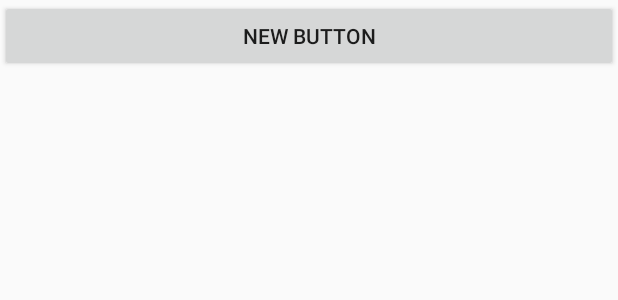
After one commit to simonovic/DiplProba1, an Android app: the layout fragment_main.xml on its own in the app's theme, with its tools: preview values and no code run, on a phone screen of 412 x 824 dp. The commit adds this screen. Shown: the top 300 px of the screen. Run offline under Robolectric (Android 15) with nearby library versions, the phone set to English and light mode, and no system bars.

Commit message:
dodat main fragment

```diff
--- a/app/src/main/java/rs/elfak/simon/diplproba/FriendsFragment.java
+++ b/app/src/main/java/rs/elfak/simon/diplproba/FriendsFragment.java
@@ -69,6 +69,7 @@ public class FriendsFragment extends Fragment
         }
         String[] names = name.toArray(new String[name.size()]);
         String[] unames = uname.toArray(new String[uname.size()]);
+
         ArrayList<Bitmap> imgBitmap = new ArrayList<Bitmap>();
         String[] encImg = ((MainActivity)getActivity()).getImgResp().split("bratzna");
         for (int i = 0; i < encImg.length; i++)
--- a/app/src/main/java/rs/elfak/simon/diplproba/MainActivity.java
+++ b/app/src/main/java/rs/elfak/simon/diplproba/MainActivity.java
@@ -74,7 +74,7 @@ public class MainActivity extends AppCompatActivity
         setupDrawerContent();
 
         //testiranje
-        userID = 28;
+        userID = 25;
 
         LoginActivity.socket.on("findUsersResponse", onFindUsersResponse);
         LoginActivity.socket.on("findFriendsResponse", onFindFriendsResponse);
@@ -246,7 +246,7 @@ public class MainActivity extends AppCompatActivity
         Class fragClass;
         switch (menuItem.getItemId()) {
             case R.id.nav_first_fragment:
-                fragClass = FriendsFragment.class;
+                fragClass = MainFragment.class;
                 searchItem.setVisible(false);
                 break;
             case R.id.nav_second_fragment:
--- a/app/src/main/java/rs/elfak/simon/diplproba/ProfileActivity.java
+++ b/app/src/main/java/rs/elfak/simon/diplproba/ProfileActivity.java
@@ -67,7 +67,7 @@ public class ProfileActivity extends Activity
 
 
         /////////////////////////////////////////
-        connectWampClient();
+        //connectWampClient();
         ////////////////////////////////////////
     }
 
--- /dev/null
+++ b/app/src/main/res/layout/fragment_main.xml
@@ -0,0 +1,16 @@
+<?xml version="1.0" encoding="utf-8"?>
+<LinearLayout
+    xmlns:android="http://schemas.android.com/apk/res/android"
+    xmlns:tools="http://schemas.android.com/tools"
+    android:layout_width="match_parent"
+    android:layout_height="match_parent"
+    tools:context="rs.elfak.simon.diplproba.MainFragment"
+    android:orientation="vertical">
+
+    <Button
+        android:layout_width="match_parent"
+        android:layout_height="wrap_content"
+        android:text="New Button"
+        android:id="@+id/button"/>
+
+</LinearLayout>
```
Also changed, not shown: app/build.gradle (+6 -1 lines), app/src/main/java/rs/elfak/simon/diplproba/MainFragment.java (added, +32 -0 lines), app/src/main/res/drawable-hdpi/adduser.png (added), app/src/main/res/drawable-mdpi/adduser.png (added), app/src/main/res/drawable-xhdpi/adduser.png (added), app/src/main/res/drawable-xxhdpi/adduser.png (added), app/src/main/res/drawable-xxxhdpi/adduser.png (added), app/src/main/res/layout/activity_main.xml (indentation only).
